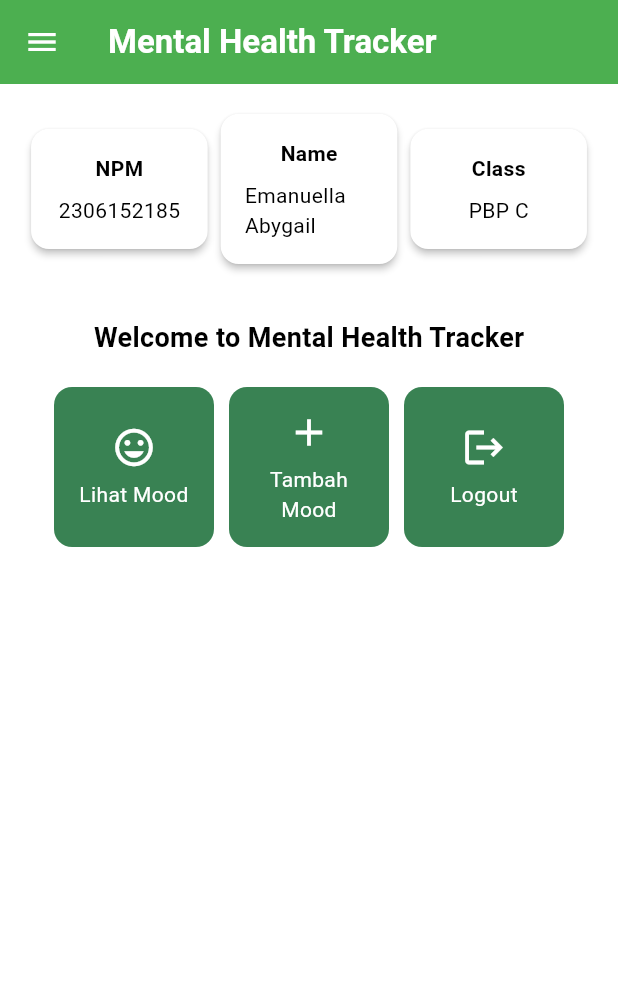
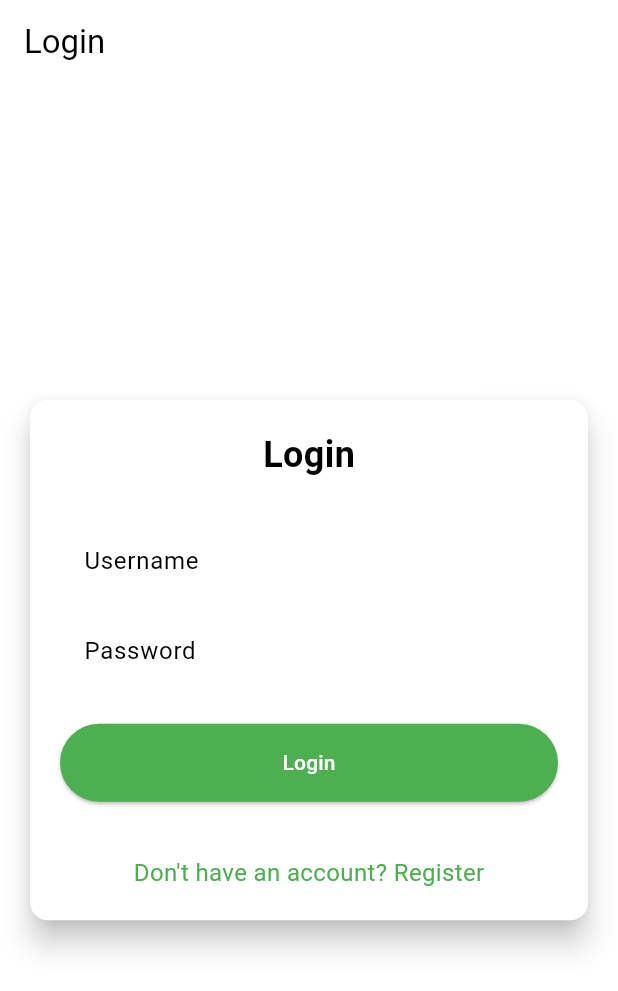
Before and after one commit to emanuellaabygail/mental-health-tracker-mobile, a Flutter app: the screen it shows after launch, on a phone screen of 412 x 824 dp. Shown: the top 991 px of the screen. Run offline on Flutter 3.47's test engine with Material 3 defaults, Android fonts, the phone set to English and light mode, and no system bars; missing offline and left inert: pbp_django_auth.

Commit message:
Tutorial 8 done

```diff
--- a/lib/main.dart
+++ b/lib/main.dart
@@ -1,5 +1,8 @@
 import 'package:flutter/material.dart';
 import 'package:mental_health_tracker/screens/menu.dart';
+import 'package:mental_health_tracker/screens/login.dart';
+import 'package:pbp_django_auth/pbp_django_auth.dart';
+import 'package:provider/provider.dart';
 
 void main() {
   runApp(const MyApp());
@@ -11,7 +14,12 @@ class MyApp extends StatelessWidget {
   // This widget is the root of your application.
   @override
   Widget build(BuildContext context) {
-    return MaterialApp(
+    return Provider(
+      create: (_) {
+        CookieRequest request = CookieRequest();
+        return request;
+      },
+      child: MaterialApp(
         title: 'Flutter Demo',
         theme: ThemeData(
           colorScheme: ColorScheme.fromSwatch(
@@ -19,7 +27,8 @@ class MyApp extends StatelessWidget {
           ).copyWith(secondary: Color.fromARGB(255, 57, 130, 83)),
           useMaterial3: true,
         ),
-      home: MyHomePage(),
+        home: const LoginPage(),
+      ),
     );
   }
 }
--- /dev/null
+++ b/lib/screens/login.dart
@@ -0,0 +1,180 @@
+import 'package:mental_health_tracker/screens/menu.dart';
+import 'package:flutter/material.dart';
+import 'package:pbp_django_auth/pbp_django_auth.dart';
+import 'package:provider/provider.dart';
+import 'package:mental_health_tracker/screens/register.dart';
+
+void main() {
+  runApp(const LoginApp());
+}
+
+class LoginApp extends StatelessWidget {
+  const LoginApp({super.key});
+
+  @override
+  Widget build(BuildContext context) {
+    return MaterialApp(
+      title: 'Login',
+      theme: ThemeData(
+        useMaterial3: true,
+        colorScheme: ColorScheme.fromSwatch(
+          primarySwatch: Colors.deepPurple,
+        ).copyWith(secondary: Colors.deepPurple[400]),
+      ),
+      home: const LoginPage(),
+    );
+  }
+}
+
+class LoginPage extends StatefulWidget {
+  const LoginPage({super.key});
+
+  @override
+  State<LoginPage> createState() => _LoginPageState();
+}
+
+class _LoginPageState extends State<LoginPage> {
+  final TextEditingController _usernameController = TextEditingController();
+  final TextEditingController _passwordController = TextEditingController();
+
+  @override
+  Widget build(BuildContext context) {
+    final request = context.watch<CookieRequest>();
+
+    return Scaffold(
+      appBar: AppBar(
+        title: const Text('Login'),
+      ),
+      body: Center(
+        child: SingleChildScrollView(
+          padding: const EdgeInsets.all(16.0),
+          child: Card(
+            elevation: 8,
+            shape: RoundedRectangleBorder(
+              borderRadius: BorderRadius.circular(12.0),
+            ),
+            child: Padding(
+              padding: const EdgeInsets.all(20.0),
+              child: Column(
+                mainAxisSize: MainAxisSize.min,
+                children: [
+                  const Text(
+                    'Login',
+                    style: TextStyle(
+                      fontSize: 24.0,
+                      fontWeight: FontWeight.bold,
+                    ),
+                  ),
+                  const SizedBox(height: 30.0),
+                  TextField(
+                    controller: _usernameController,
+                    decoration: const InputDecoration(
+                      labelText: 'Username',
+                      hintText: 'Enter your username',
+                      border: OutlineInputBorder(
+                        borderRadius: BorderRadius.all(Radius.circular(12.0)),
+                      ),
+                      contentPadding:
+                          EdgeInsets.symmetric(horizontal: 12.0, vertical: 8.0),
+                    ),
+                  ),
+                  const SizedBox(height: 12.0),
+                  TextField(
+                    controller: _passwordController,
+                    decoration: const InputDecoration(
+                      labelText: 'Password',
+                      hintText: 'Enter your password',
+                      border: OutlineInputBorder(
+                        borderRadius: BorderRadius.all(Radius.circular(12.0)),
+                      ),
+                      contentPadding:
+                          EdgeInsets.symmetric(horizontal: 12.0, vertical: 8.0),
+                    ),
+                    obscureText: true,
+                  ),
+                  const SizedBox(height: 24.0),
+                  ElevatedButton(
+                    onPressed: () async {
+                      String username = _usernameController.text;
+                      String password = _passwordController.text;
+
+                      // Cek kredensial
+                      // Untuk menyambungkan Android emulator dengan Django pada localhost,
+                      // gunakan URL http://10.0.2.2/
+                      final response = await request
+                          .login("http://127.0.0.1:8000/auth/login/", {
+                        'username': username,
+                        'password': password,
+                      });
+
+                      if (request.loggedIn) {
+                        String message = response['message'];
+                        String uname = response['username'];
+                        if (context.mounted) {
+                          Navigator.pushReplacement(
+                            context,
+                            MaterialPageRoute(
+                                builder: (context) => MyHomePage()),
+                          );
+                          ScaffoldMessenger.of(context)
+                            ..hideCurrentSnackBar()
+                            ..showSnackBar(
+                              SnackBar(
+                                  content:
+                                      Text("$message Selamat datang, $uname.")),
+                            );
+                        }
+                      } else {
+                        if (context.mounted) {
+                          showDialog(
+                            context: context,
+                            builder: (context) => AlertDialog(
+                              title: const Text('Login Gagal'),
+                              content: Text(response['message']),
+                              actions: [
+                                TextButton(
+                                  child: const Text('OK'),
+                                  onPressed: () {
+                                    Navigator.pop(context);
+                                  },
+                                ),
+                              ],
+                            ),
+                          );
+                        }
+                      }
+                    },
+                    style: ElevatedButton.styleFrom(
+                      foregroundColor: Colors.white,
+                      minimumSize: Size(double.infinity, 50),
+                      backgroundColor: Theme.of(context).colorScheme.primary,
+                      padding: const EdgeInsets.symmetric(vertical: 16.0),
+                    ),
+                    child: const Text('Login'),
+                  ),
+                  const SizedBox(height: 36.0),
+                  GestureDetector(
+                    onTap: () {
+                      Navigator.push(
+                        context,
+                        MaterialPageRoute(
+                            builder: (context) => const RegisterPage()),
+                      );
+                    },
+                    child: Text(
+                      'Don\'t have an account? Register',
+                      style: TextStyle(
+                        color: Theme.of(context).colorScheme.primary,
+                        fontSize: 16.0,
+                      ),
+                    ),
+                  ),
+                ],
+              ),
+            ),
+          ),
+        ),
+      ),
+    );
+  }
+}
--- a/pubspec.yaml
+++ b/pubspec.yaml
@@ -35,6 +35,9 @@ dependencies:
   # The following adds the Cupertino Icons font to your application.
   # Use with the CupertinoIcons class for iOS style icons.
   cupertino_icons: ^1.0.8
+  provider: ^6.1.2
+  pbp_django_auth: ^0.4.0
+  http: ^1.2.2
 
 dev_dependencies:
   flutter_test:
```
Also changed, not shown: lib/models/mood_entry.dart (added, +65 -0 lines), lib/screens/list_moodentry.dart (added, +90 -0 lines), lib/screens/moodentry_form.dart (+37 -29 lines), lib/screens/register.dart (added, +165 -0 lines), lib/widgets/left_drawer.dart (+12 -0 lines), lib/widgets/mood_card.dart (+37 -1 lines), pubspec.lock, 2 other files. Lines whose indentation alone changed are shown as unchanged.
